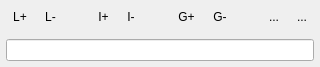
The window that Modules/SegmentationUI/Qmitk/QmitkMultiLabelManagerControls.ui (MITK/MITK) describes before a commit, drawn with Qt 5.
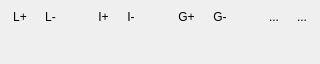
The same window after the commit. Custom widgets are drawn as their Qt base class.

Commit message: - Moved label search box to inspector. - Refactored label search code - Added flattening proxy model for MultiLabelTreeModel

What changed in the file:
```diff
--- a/Modules/SegmentationUI/Qmitk/QmitkMultiLabelManagerControls.ui
+++ b/Modules/SegmentationUI/Qmitk/QmitkMultiLabelManagerControls.ui
@@ -19,7 +19,7 @@
   <property name="styleSheet">
    <string notr="true"/>
   </property>
-  <layout class="QVBoxLayout" name="verticalLayout" stretch="0,1,0">
+  <layout class="QVBoxLayout" name="verticalLayout" stretch="0,1">
    <property name="leftMargin">
     <number>6</number>
    </property>
@@ -243,24 +243,9 @@
      </property>
     </widget>
    </item>
-   <item>
-    <widget class="ctkSearchBox" name="labelSearchBox">
-     <property name="sizePolicy">
-      <sizepolicy hsizetype="Minimum" vsizetype="Fixed">
-       <horstretch>0</horstretch>
-       <verstretch>0</verstretch>
-      </sizepolicy>
-     </property>
-    </widget>
-   </item>
   </layout>
  </widget>
  <customwidgets>
-  <customwidget>
-   <class>ctkSearchBox</class>
-   <extends>QLineEdit</extends>
-   <header location="global">ctkSearchBox.h</header>
-  </customwidget>
   <customwidget>
    <class>QmitkMultiLabelInspector</class>
    <extends>QWidget</extends>
```
The commit also changes 8 other files.
